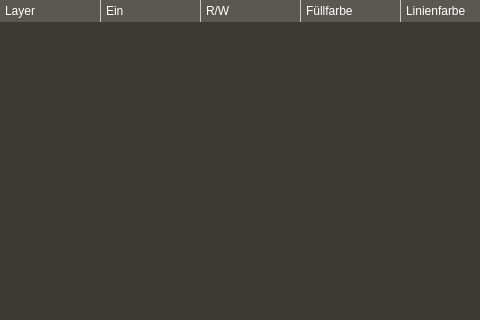
sme-gmbh/smepowercad, file layermanager.ui: the form before one commit; both pictures show x 0 to 480 and y 0 to 320 of the 817 by 574 pixel window.
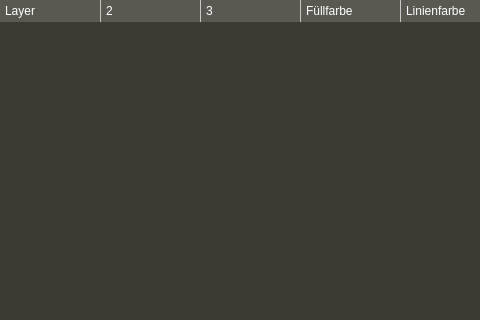
The form after the commit. Icons and pictures are not drawn.

What changed in the file:
```diff
--- a/layermanager.ui
+++ b/layermanager.ui
@@ -148,7 +148,7 @@
       </column>
       <column>
        <property name="text">
-        <string>Ein</string>
+        <string/>
        </property>
        <property name="toolTip">
         <string>Sichtbarkeit des Layers im Designfenster und im Druck</string>
@@ -161,7 +161,7 @@
       </column>
       <column>
        <property name="text">
-        <string>R/W</string>
+        <string/>
        </property>
        <property name="toolTip">
         <string>Berechtigung, Objekte auf dem Layer zu ändern</string>
```
Left out of the diff: 12 changed lines with no effect on the pictures.
